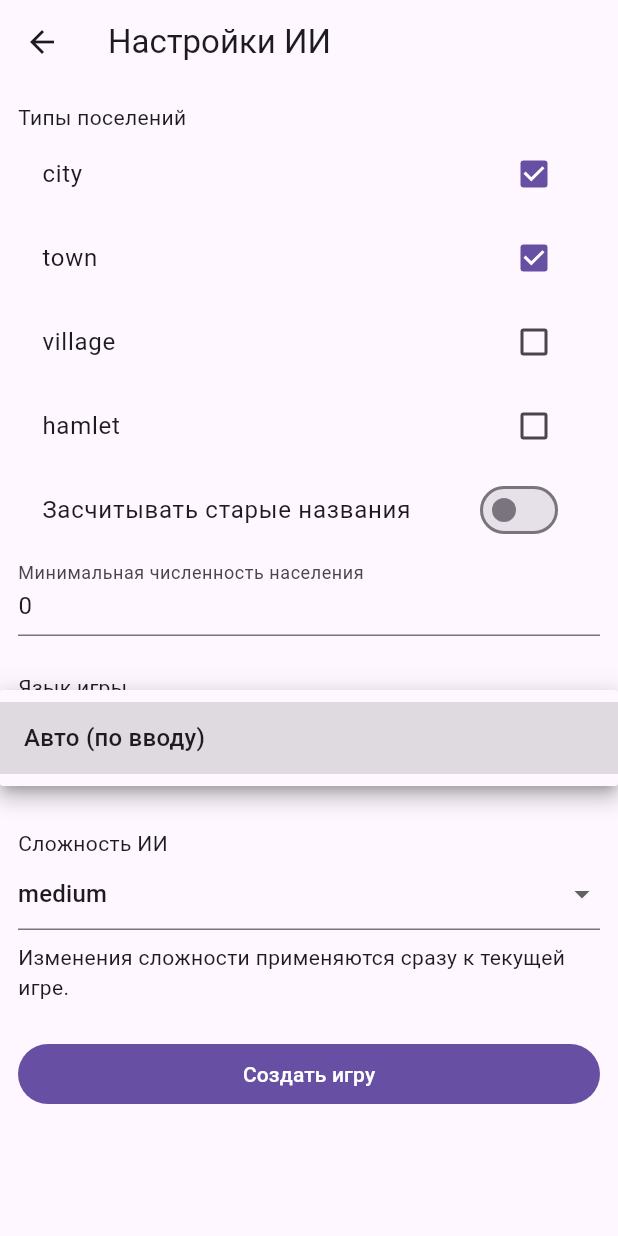
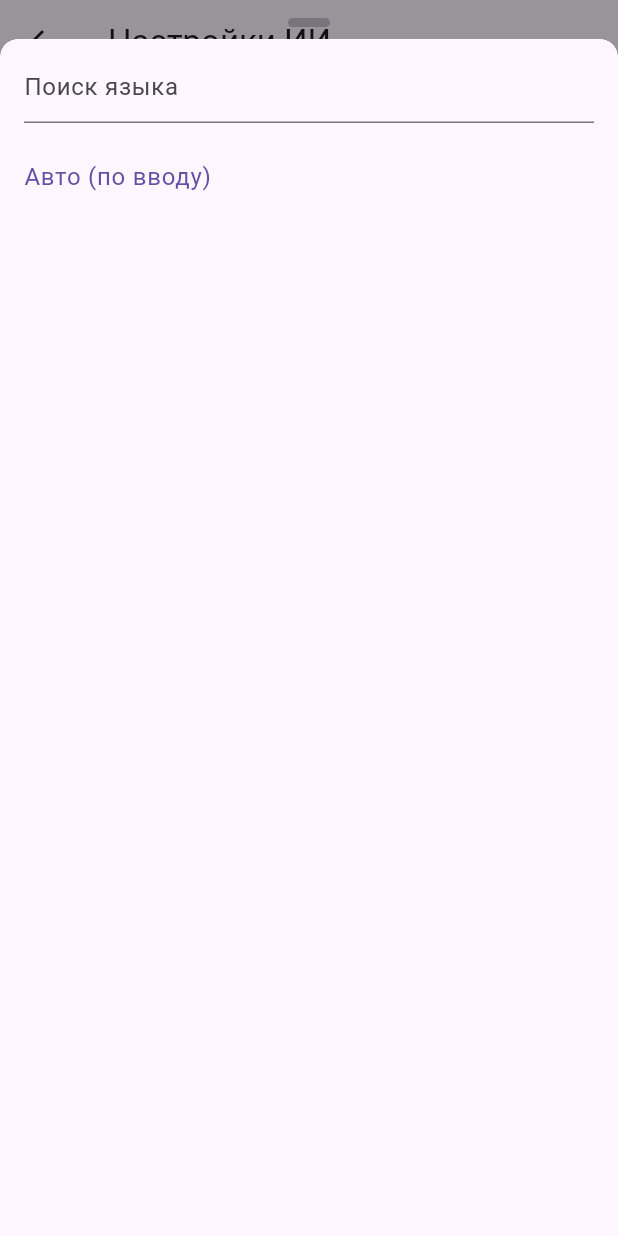
Before and after one commit to Churikov0112/cities_offline_app, a Flutter app: the AiRulesScreen screen opened by its route, after a tap on "Авто (по вводу)", on a phone screen of 412 x 824 dp. Run offline on Flutter 3.47's test engine with Material 3 defaults, Android fonts, the phone set to English and light mode, and no system bars; our stand-ins replace diacritic, flutter_bloc, get_it, go_router, hydrated_bloc, injectable and 3 more; missing offline and left inert: flutter_archive, maplibre_gl; accounts and stored records are empty; statements that could not run were skipped.

Commit message:
fix: better language select

```diff
--- a/lib/features/ai_game/presentation/ai_rules_screen.dart
+++ b/lib/features/ai_game/presentation/ai_rules_screen.dart
@@ -3,7 +3,9 @@ import 'package:cities_offline_app/features/ai_game/domain/models/ai_difficulty_
 import 'package:cities_offline_app/features/ai_game/domain/models/ai_game_rules.dart';
 import 'package:cities_offline_app/features/ai_game/domain/models/ai_game_state.dart';
 import 'package:cities_offline_app/features/ai_game/presentation/bloc/ai_game_bloc.dart';
+import 'package:cities_offline_app/features/ai_game/presentation/language_picker_sheet.dart';
 import 'package:cities_offline_app/features/languages/presentation/bloc/languages_bloc.dart';
+import 'package:cities_offline_app/services/navigation/bottom_sheet_controller.dart';
 import 'package:cities_offline_app/services/navigation/navigation.dart';
 import 'package:flutter/material.dart';
 import 'package:flutter_bloc/flutter_bloc.dart';
@@ -56,6 +58,23 @@ class _AiRulesScreenState extends State<AiRulesScreen> {
   void dispose() {
     _populationController.dispose();
     super.dispose();
+  }
+
+  void _showLanguagePicker(BuildContext context, LanguagesState langState) {
+    BottomSheetController.showBottomSheet(
+      context,
+      (sheetContext) => LanguagePickerSheet(
+        languages: langState.languages,
+        selectedCode: _selectedLanguage,
+        onSelected: (code) {
+          setState(() {
+            _selectedLanguage = code;
+          });
+          Navigator.of(sheetContext).pop();
+        },
+      ),
+      expand: true,
+    );
   }
 
   @override
@@ -138,27 +157,29 @@ class _AiRulesScreenState extends State<AiRulesScreen> {
                           ),
                         );
                       }
+
+                      final selectedLang = _selectedLanguage == null
+                          ? null
+                          : langState.languages
+                                .where(
+                                  (l) => l.code == _selectedLanguage,
+                                )
+                                .firstOrNull;
+                      final label = selectedLang != null
+                          ? '${selectedLang.nativeName} (${selectedLang.code})'
+                          : 'Авто (по вводу)';
+
                       return Padding(
                         padding: const EdgeInsets.only(bottom: 12),
-                        child: DropdownButtonFormField<String?>(
-                          value: _selectedLanguage,
-                          items: [
-                            const DropdownMenuItem(
-                              value: null,
-                              child: Text('Авто (по вводу)'),
+                        child: InkWell(
+                          onTap: () => _showLanguagePicker(context, langState),
+                          borderRadius: BorderRadius.circular(4),
+                          child: InputDecorator(
+                            decoration: const InputDecoration(
+                              suffixIcon: Icon(Icons.arrow_drop_down),
                             ),
-                            ...langState.languages.map(
-                              (lang) => DropdownMenuItem(
-                                value: lang.code,
-                                child: Text('${lang.nativeName} (${lang.code})'),
-                              ),
-                            ),
-                          ],
-                          onChanged: (value) {
-                            setState(() {
-                              _selectedLanguage = value;
-                            });
-                          },
+                            child: Text(label),
+                          ),
                         ),
                       );
                     },
--- /dev/null
+++ b/lib/features/ai_game/presentation/language_picker_sheet.dart
@@ -0,0 +1,102 @@
+import 'package:cities_offline_app/features/languages/domain/models/available_language.dart';
+import 'package:flutter/material.dart';
+
+class LanguagePickerSheet extends StatefulWidget {
+  final List<AvailableLanguage> languages;
+  final ValueChanged<String?> onSelected;
+  final String? selectedCode;
+
+  const LanguagePickerSheet({
+    required this.languages,
+    required this.onSelected,
+    super.key,
+    this.selectedCode,
+  });
+
+  @override
+  State<LanguagePickerSheet> createState() => _LanguagePickerSheetState();
+}
+
+class _LanguagePickerSheetState extends State<LanguagePickerSheet> {
+  late final TextEditingController _searchController;
+  late List<AvailableLanguage> _filteredLanguages;
+
+  @override
+  void initState() {
+    super.initState();
+    _searchController = TextEditingController();
+    _filteredLanguages = widget.languages;
+  }
+
+  @override
+  void dispose() {
+    _searchController.dispose();
+    super.dispose();
+  }
+
+  void _onSearchChanged(String query) {
+    setState(() {
+      _filteredLanguages = query.isEmpty
+          ? widget.languages
+          : widget.languages
+                .where(
+                  (l) =>
+                      l.nativeName.toLowerCase().contains(query.toLowerCase()) ||
+                      l.code.toLowerCase().contains(query.toLowerCase()),
+                )
+                .toList();
+    });
+  }
+
+  @override
+  Widget build(BuildContext context) {
+    return DecoratedBox(
+      decoration: BoxDecoration(
+        color: Theme.of(context).canvasColor,
+        borderRadius: const BorderRadius.only(
+          topLeft: Radius.circular(12),
+          topRight: Radius.circular(12),
+        ),
+      ),
+      child: Padding(
+        padding: EdgeInsets.only(
+          bottom: MediaQuery.of(context).viewInsets.bottom,
+        ),
+        child: Column(
+          children: [
+            Padding(
+              padding: const EdgeInsets.fromLTRB(16, 8, 16, 8),
+              child: TextField(
+                controller: _searchController,
+                decoration: const InputDecoration(
+                  hintText: 'Поиск языка',
+                ),
+                onChanged: _onSearchChanged,
+              ),
+            ),
+            Expanded(
+              child: ListView.builder(
+                itemCount: _filteredLanguages.length + 1,
+                itemBuilder: (context, index) {
+                  if (index == 0) {
+                    return ListTile(
+                      selected: widget.selectedCode == null,
+                      title: const Text('Авто (по вводу)'),
+                      onTap: () => widget.onSelected(null),
+                    );
+                  }
+                  final lang = _filteredLanguages[index - 1];
+                  return ListTile(
+                    selected: widget.selectedCode == lang.code,
+                    title: Text('${lang.nativeName} (${lang.code})'),
+                    onTap: () => widget.onSelected(lang.code),
+                  );
+                },
+              ),
+            ),
+          ],
+        ),
+      ),
+    );
+  }
+}
```
